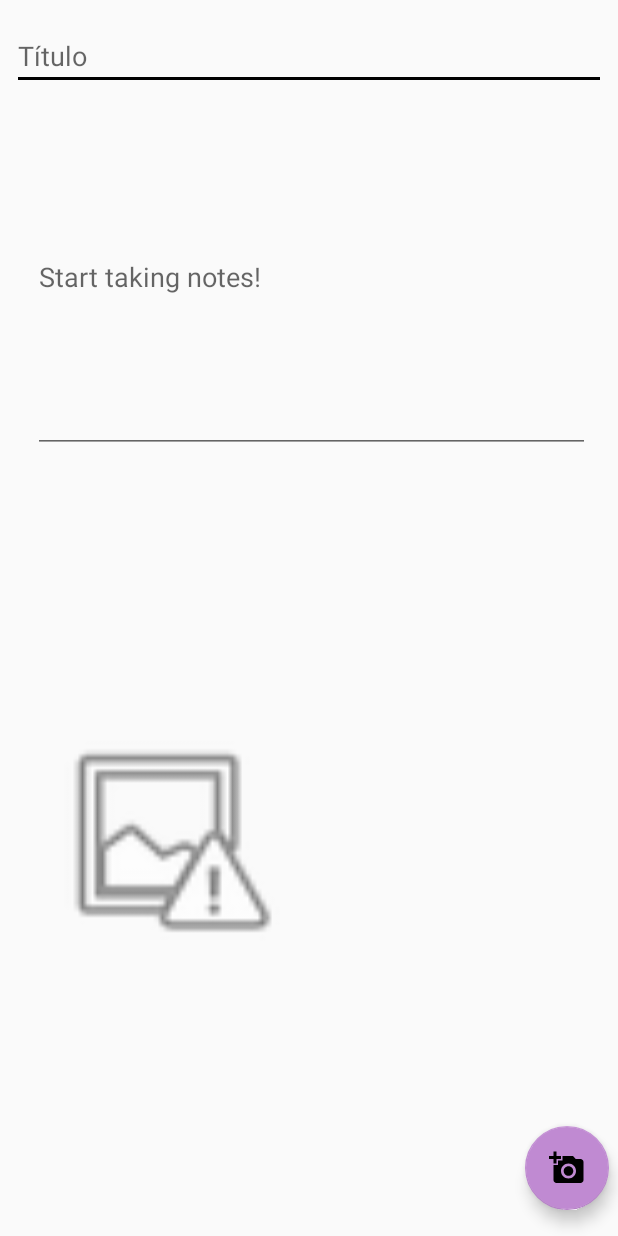
After one commit to sarisekamanda/MyNotes, an Android app: the layout activity_nova_note.xml on its own in the app's theme, with its tools: preview values and no code run, on a phone screen of 412 x 824 dp. The commit adds this screen. Run offline under Robolectric (Android 15) with nearby library versions, the phone set to English and light mode, and no system bars.

Commit message:
RECYCLR UPDATE

```diff
--- a/app/src/main/AndroidManifest.xml
+++ b/app/src/main/AndroidManifest.xml
@@ -4,7 +4,7 @@
 
     <application
             android:allowBackup="true"
-            android:icon="@mipmap/ic_launcher"
+            android:icon="@drawable/mynotes"
             android:label="@string/app_name"
             android:roundIcon="@mipmap/ic_launcher_round"
             android:supportsRtl="true"
--- a/app/src/main/java/com/example/sarise/mynotes/db/NoteDatabase.kt
+++ b/app/src/main/java/com/example/sarise/mynotes/db/NoteDatabase.kt
@@ -15,7 +15,7 @@ import kotlinx.coroutines.experimental.launch
 abstract class NoteDatabase: RoomDatabase() {
 
 
-    abstract fun noteDao():NoteDao
+    abstract fun noteDAO():NoteDao
 
     companion object {
 
@@ -29,7 +29,7 @@ abstract class NoteDatabase: RoomDatabase() {
                     "note-database"
                 )
                     .fallbackToDestructiveMigration()
-                    .addCallback(FriendDatabaseCalback(scope))
+                    .addCallback(NoteDatabaseCalback(scope))
                     .build()
                 INSTANCE = instance
                 instance
@@ -45,7 +45,7 @@ abstract class NoteDatabase: RoomDatabase() {
             super.onOpen(db)
             INSTANCE?.let { database ->
                 scope.launch(Dispatchers.IO) {
-                    populaTabela(database.noteDao())
+                    populaTabela(database.noteDAO())
                 }
             }
         }
--- /dev/null
+++ b/app/src/main/res/drawable/ic_add_a_photo_black_24dp.xml
@@ -0,0 +1,9 @@
+<vector xmlns:android="http://schemas.android.com/apk/res/android"
+        android:width="24dp"
+        android:height="24dp"
+        android:viewportWidth="24.0"
+        android:viewportHeight="24.0">
+    <path
+        android:fillColor="#FF000000"
+        android:pathData="M3,4L3,1h2v3h3v2L5,6v3L3,9L3,6L0,6L0,4h3zM6,10L6,7h3L9,4h7l1.83,2L21,6c1.1,0 2,0.9 2,2v12c0,1.1 -0.9,2 -2,2L5,22c-1.1,0 -2,-0.9 -2,-2L3,10h3zM13,19c2.76,0 5,-2.24 5,-5s-2.24,-5 -5,-5 -5,2.24 -5,5 2.24,5 5,5zM9.8,14c0,1.77 1.43,3.2 3.2,3.2s3.2,-1.43 3.2,-3.2 -1.43,-3.2 -3.2,-3.2 -3.2,1.43 -3.2,3.2z"/>
+</vector>
--- /dev/null
+++ b/app/src/main/res/layout/activity_nova_note.xml
@@ -0,0 +1,47 @@
+<?xml version="1.0" encoding="utf-8"?>
+<android.support.constraint.ConstraintLayout
+        xmlns:android="http://schemas.android.com/apk/res/android"
+        xmlns:app="http://schemas.android.com/apk/res-auto" xmlns:tools="http://schemas.android.com/tools"
+        tools:context=".view.NovaNoteActivity"
+        android:layout_width="match_parent"
+        android:layout_height="match_parent">
+
+    <EditText
+            android:layout_width="0dp"
+            android:layout_height="44dp"
+            android:inputType="textCapWords"
+            android:ems="10"
+            android:id="@+id/editText" app:layout_constraintTop_toTopOf="parent"
+            android:layout_marginTop="16dp" app:layout_constraintStart_toStartOf="parent"
+            android:layout_marginStart="8dp" app:layout_constraintEnd_toEndOf="parent"
+            android:layout_marginEnd="8dp" android:hint="@string/titulo"/>
+    <EditText
+            android:layout_width="371dp"
+            android:layout_height="234dp"
+            android:ems="10"
+            android:id="@+id/editText2"
+            android:inputType="text" android:hint="@string/conteudo"
+            app:layout_constraintEnd_toEndOf="parent" android:layout_marginEnd="5dp"
+            app:layout_constraintStart_toStartOf="parent" android:layout_marginStart="8dp"
+            android:layout_marginTop="8dp" app:layout_constraintTop_toBottomOf="@+id/editText"/>
+    <ImageView
+            android:layout_width="160dp"
+            android:layout_height="183dp" app:srcCompat="@android:drawable/ic_menu_report_image"
+            android:id="@+id/imgNote" android:layout_marginEnd="208dp"
+            app:layout_constraintEnd_toEndOf="parent"
+            android:layout_marginBottom="16dp"
+            android:contentDescription="@string/notePhoto"
+            app:layout_constraintBottom_toBottomOf="parent"
+            android:layout_marginTop="10dp" app:layout_constraintTop_toBottomOf="@+id/editText2"
+            app:layout_constraintStart_toStartOf="parent" android:layout_marginStart="16dp"/>
+    <android.support.design.widget.FloatingActionButton
+            android:layout_width="wrap_content"
+            android:layout_height="wrap_content"
+            android:clickable="true"
+            app:srcCompat="@drawable/ic_add_a_photo_black_24dp"
+            android:id="@+id/fabAddImagem"
+            app:backgroundTint="@color/colorPrimaryDark"
+            app:layout_constraintEnd_toEndOf="parent"
+            android:layout_marginEnd="6dp" android:layout_marginBottom="17dp"
+            app:layout_constraintBottom_toBottomOf="parent"/>
+</android.support.constraint.ConstraintLayout>
--- a/app/src/main/res/values/colors.xml
+++ b/app/src/main/res/values/colors.xml
@@ -1,6 +1,6 @@
 <?xml version="1.0" encoding="utf-8"?>
 <resources>
-    <color name="colorPrimary">#008577</color>
-    <color name="colorPrimaryDark">#00574B</color>
-    <color name="colorAccent">#D81B60</color>
+    <color name="colorPrimary">#600670</color>
+    <color name="colorPrimaryDark">#c08ad2</color>
+    <color name="colorAccent">#000000</color>
 </resources>
--- a/app/src/main/res/values/strings.xml
+++ b/app/src/main/res/values/strings.xml
@@ -1,3 +1,7 @@
 <resources>
     <string name="app_name">MyNotes</string>
+    <string name="titulo">Título</string>
+    <string name="conteudo">Start taking notes!</string>
+    <string name="notePhoto">Foto para anotação</string>
+    <string name="salvar">salvar</string>
 </resources>
```
Also changed, not shown: app/src/main/java/com/example/sarise/mynotes/adapter/NoteRecyclerAdapter.kt (added, +20 -0 lines), app/src/main/java/com/example/sarise/mynotes/repository/NoteRepository.kt (added, +14 -0 lines), app/src/main/java/com/example/sarise/mynotes/view/NovaNoteActivity.kt (added, +175 -0 lines), app/src/main/java/com/example/sarise/mynotes/viewmodel/NoteViewModel.kt (added, +41 -0 lines), app/src/main/res/drawable/ic_add_black_24dp.xml (added, +9 -0 lines), app/src/main/res/drawable/ic_save_black_24dp.xml (added, +9 -0 lines), app/src/main/res/layout/activity_lista.xml (+23 -6 lines), app/src/main/res/layout/item_lista_activity.xml (added, +33 -0 lines), app/src/main/res/menu/menu_nova_nota.xml (added, +11 -0 lines), app/src/main/res/drawable-v24/mynotes.png (added), app/src/main/res/drawable-v24/noteIcon.png (added).
